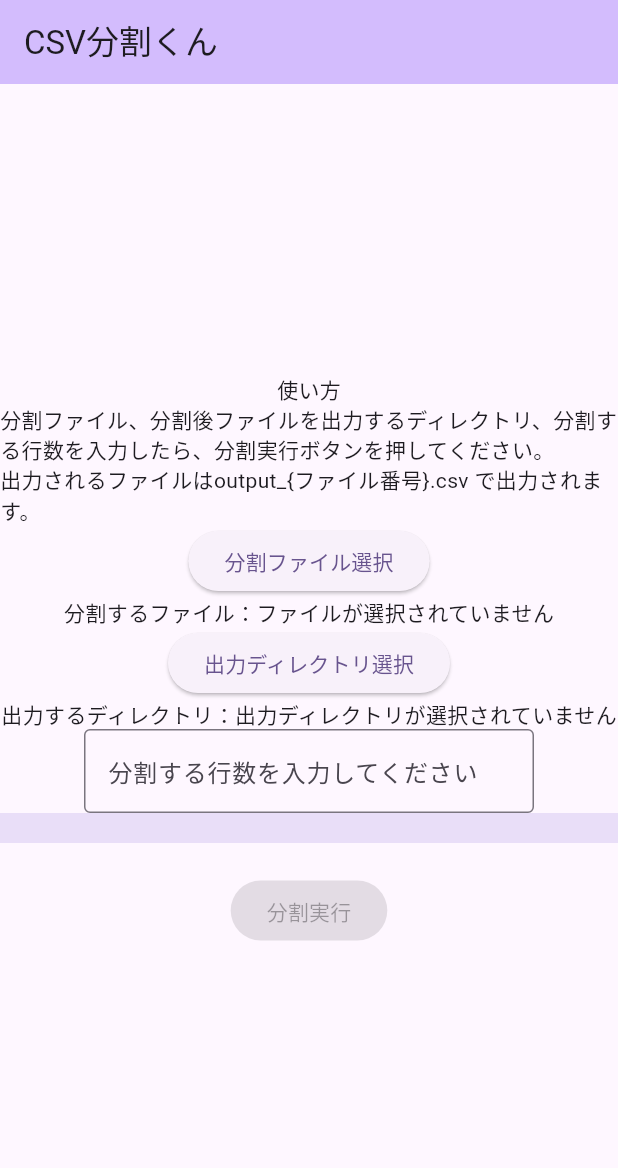
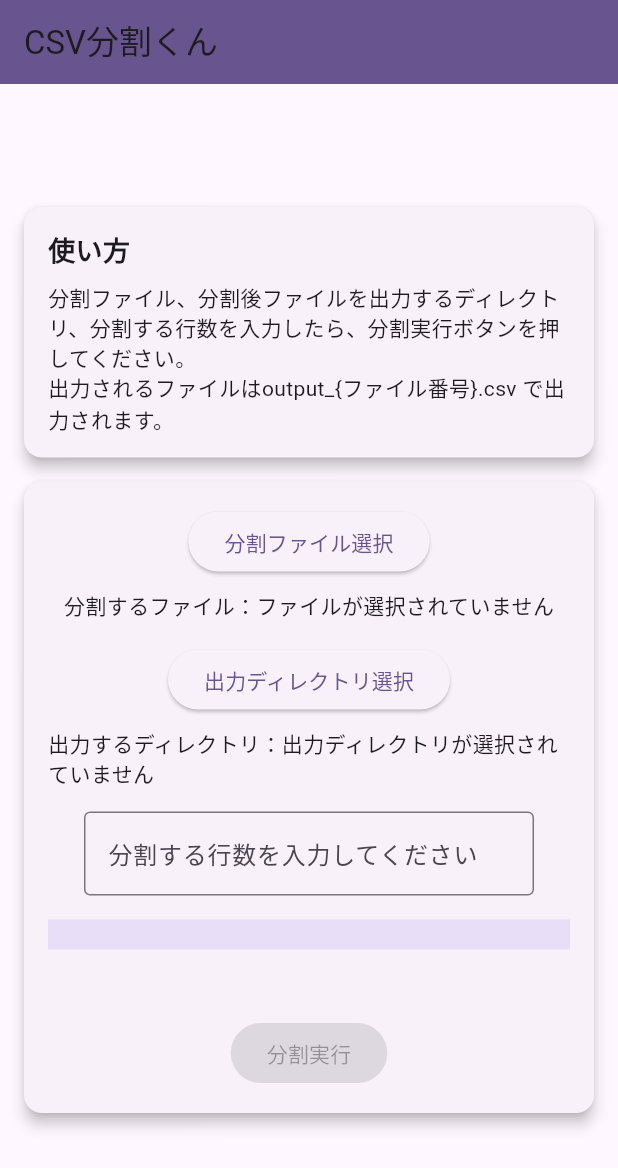
Before and after one commit to pouhiro1224/csv_splitter_app, a Flutter app: the screen it shows after launch, on a phone screen of 412 x 824 dp. Shown: the top 1168 px of the screen. Run offline on Flutter 3.47's test engine with Material 3 defaults, Android fonts, the light colour scheme and no system bars; our stand-ins replace file_picker.

Commit message:
不要なコメントを削除

```diff
--- a/lib/main.dart
+++ b/lib/main.dart
@@ -86,8 +86,6 @@ class _MyHomePageState extends State<MyHomePage> {
       return;
     }
 
-    //lib以下にあるtanoya_product.csvを読み込む
-    //String inputFilePath = "/Users/takehiroshi/StudioProjects/hello_flutter_app/lib/tanoya_product.csv";
     int linesPerFile = rowsPerFile;
     final inputFile = file;
     if (!inputFile.existsSync()) {
@@ -138,7 +136,6 @@ class _MyHomePageState extends State<MyHomePage> {
 
       outputSink.writeln(line);
       linesWritten++;
-      //print(linesWritten);
     }
 
     if (outputSink != null) {
@@ -150,38 +147,62 @@ class _MyHomePageState extends State<MyHomePage> {
       executing=false;
     });
     print('ファイルの分割が完了しました。');
-
-
   }
 
   @override
   Widget build(BuildContext context) {
-
-    // This method is rerun every time setState is called, for instance as done
-    // by the _incrementCounter method above.
-    //
-    // The Flutter framework has been optimized to make rerunning build methods
-    // fast, so that you can just rebuild anything that needs updating rather
-    // than having to individually change instances of widgets.
     return Scaffold(
       appBar: AppBar(
-        backgroundColor: Theme.of(context).colorScheme.inversePrimary,
+        backgroundColor: Theme.of(context).colorScheme.primary,
         title: Text(widget.title),
       ),
-      body: Center(
-        // Center is a layout widget. It takes a single child and positions it
-        // in the middle of the parent.
+      body: Padding(
+        padding: const EdgeInsets.all(16.0),
+        child: Center(
           child: Column(
             mainAxisAlignment: MainAxisAlignment.center,
             children: <Widget>[
-            Text("使い方"),
+              Card(
+                elevation: 4.0,
+                margin: const EdgeInsets.symmetric(vertical: 8.0),
+                child: Padding(
+                  padding: const EdgeInsets.all(16.0),
+                  child: Column(
+                    crossAxisAlignment: CrossAxisAlignment.start,
+                    children: <Widget>[
+                      Text(
+                        "使い方",
+                        style: TextStyle(fontSize: 18, fontWeight: FontWeight.bold),
+                      ),
+                      SizedBox(height: 8),
                       Text("分割ファイル、分割後ファイルを出力するディレクトリ、分割する行数を入力したら、分割実行ボタンを押してください。"),
                       Text("出力されるファイルはoutput_{ファイル番号}.csv で出力されます。"),
-            ElevatedButton(onPressed: executing ? null : _pickFileIsSuccess, child: Text("分割ファイル選択")),
-            Text("分割するファイル：" + fileName),
-            ElevatedButton(onPressed: executing ? null : _selectFolder, child: Text("出力ディレクトリ選択")),
-            Text("出力するディレクトリ：" + _directoryPath!),
-            SizedBox( // <-- SEE HERE
+                    ],
+                  ),
+                ),
+              ),
+              Card(
+                elevation: 4.0,
+                margin: const EdgeInsets.symmetric(vertical: 8.0),
+                child: Padding(
+                  padding: const EdgeInsets.all(16.0),
+                  child: Column(
+                    children: <Widget>[
+                      ElevatedButton(
+                        onPressed: executing ? null : _pickFileIsSuccess,
+                        child: Text("分割ファイル選択"),
+                      ),
+                      SizedBox(height: 8),
+                      Text("分割するファイル：$fileName"),
+                      SizedBox(height: 16),
+                      ElevatedButton(
+                        onPressed: executing ? null : _selectFolder,
+                        child: Text("出力ディレクトリ選択"),
+                      ),
+                      SizedBox(height: 8),
+                      Text("出力するディレクトリ：${_directoryPath ?? ""}"),
+                      SizedBox(height: 16),
+                      SizedBox(
                         width: 300,
                         child: TextField(
                           enabled: !executing,
@@ -193,7 +214,7 @@ class _MyHomePageState extends State<MyHomePage> {
                           ),
                           onChanged: (text) {
                             setState(() {
-                    if(text == "" || text == null){
+                              if (text.isEmpty) {
                                 rowsPerFile = 0;
                                 return;
                               }
@@ -202,12 +223,27 @@ class _MyHomePageState extends State<MyHomePage> {
                           },
                         ),
                       ),
-            LinearProgressIndicator(minHeight:20, value: _value.toDouble(),),
-            Text(_value == 1 ? "COMPLETE!!": ""),
-            ElevatedButton(onPressed: (executing || fileName == null || _directoryPath == null || rowsPerFile == 0) ? null : _splitFile, child: Text("分割実行")),
+                      SizedBox(height: 16),
+                      LinearProgressIndicator(
+                        minHeight: 20,
+                        value: _value,
+                      ),
+                      SizedBox(height: 8),
+                      Text(_value == 1 ? "COMPLETE!!" : ""),
+                      SizedBox(height: 16),
+                      ElevatedButton(
+                        onPressed: (executing || fileName.isEmpty || _directoryPath == null || rowsPerFile == 0)
+                            ? null
+                            : _splitFile,
+                        child: Text("分割実行"),
+                      ),
                     ],
                   ),
-
+                ),
+              ),
+            ],
+          ),
+        ),
       ),
     );
   }
```
Lines whose indentation alone changed are shown as unchanged.
